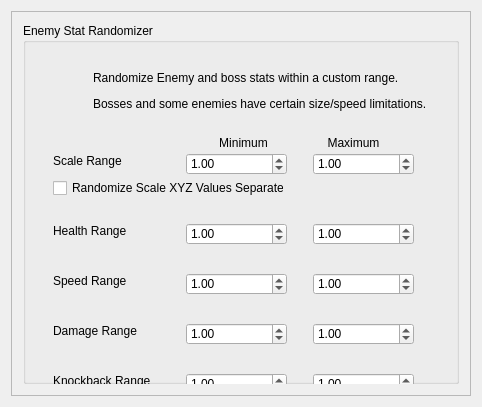
This is randovania/gui/ui_files/preset_prime_enemy_stat_randomizer.ui in randovania/randovania as Qt 5 draws it before an edit. The edited form follows.
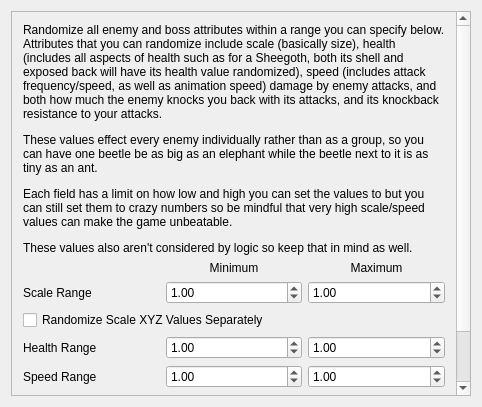
This is the edited form.

Commit message: Vastly updated the UI on the "Enemy Attributes" tab (changed from Enemy Stat Randomizer). Tab also placed to the left of the "Other" tab.

```diff
--- a/randovania/gui/ui_files/preset_prime_enemy_stat_randomizer.ui
+++ b/randovania/gui/ui_files/preset_prime_enemy_stat_randomizer.ui
@@ -20,8 +20,8 @@
      <height>16777215</height>
     </size>
    </property>
-   <layout class="QHBoxLayout" name="horizontalLayout">
-    <item>
+   <layout class="QGridLayout" name="gridLayout">
+    <item row="0" column="0">
      <widget class="QScrollArea" name="scroll_area">
       <property name="widgetResizable">
        <bool>true</bool>
@@ -31,8 +31,8 @@
         <rect>
          <x>0</x>
          <y>0</y>
-         <width>462</width>
-         <height>387</height>
+         <width>445</width>
+         <height>466</height>
         </rect>
        </property>
        <property name="sizePolicy">
@@ -41,21 +41,23 @@
          <verstretch>0</verstretch>
         </sizepolicy>
        </property>
-       <layout class="QVBoxLayout" name="verticalLayout">
-        <item>
-         <widget class="QGroupBox" name="enemy_stat_randomizerd">
-          <property name="title">
-           <string>Enemy Stat Randomizer</string>
+       <layout class="QGridLayout" name="gridLayout_2">
+        <item row="1" column="1">
+         <widget class="QLabel" name="minimum_label">
+          <property name="text">
+           <string>&lt;html&gt;&lt;head/&gt;&lt;body&gt;&lt;p align=&quot;center&quot;&gt;Minimum&lt;/p&gt;&lt;/body&gt;&lt;/html&gt;</string>
           </property>
+         </widget>
+        </item>
+        <item row="1" column="2">
+         <widget class="QLabel" name="maximum_label">
+          <property name="text">
+           <string>&lt;html&gt;&lt;head/&gt;&lt;body&gt;&lt;p align=&quot;center&quot;&gt;Maximum&lt;/p&gt;&lt;/body&gt;&lt;/html&gt;</string>
+          </property>
+         </widget>
+        </item>
+        <item row="2" column="0">
           <widget class="QLabel" name="scale_attribute_label">
-           <property name="geometry">
-            <rect>
-             <x>30</x>
-             <y>130</y>
-             <width>111</width>
-             <height>16</height>
-            </rect>
-           </property>
            <property name="maximumSize">
             <size>
              <width>167</width>
@@ -66,15 +68,9 @@
             <string>Scale Range</string>
            </property>
           </widget>
+        </item>
+        <item row="2" column="1">
           <widget class="QDoubleSpinBox" name="range_scale_low">
-           <property name="geometry">
-            <rect>
-             <x>163</x>
-             <y>130</y>
-             <width>101</width>
-             <height>22</height>
-            </rect>
-           </property>
            <property name="maximumSize">
             <size>
              <width>167</width>
@@ -94,31 +90,9 @@
             <double>1.000000000000000</double>
            </property>
           </widget>
-          <widget class="QLabel" name="enemy_stat_randomizer_description">
-           <property name="geometry">
-            <rect>
-             <x>70</x>
-             <y>30</y>
-             <width>351</width>
-             <height>76</height>
-            </rect>
-           </property>
-           <property name="text">
-            <string>&lt;html&gt;&lt;head/&gt;&lt;body&gt;&lt;p&gt;Randomize Enemy and boss stats within a custom range.&lt;/p&gt;&lt;p&gt;Bosses and some enemies have certain size/speed limitations.&lt;/p&gt;&lt;/body&gt;&lt;/html&gt;</string>
-           </property>
-           <property name="wordWrap">
-            <bool>true</bool>
-           </property>
-          </widget>
+        </item>
+        <item row="2" column="2">
           <widget class="QDoubleSpinBox" name="range_scale_high">
-           <property name="geometry">
-            <rect>
-             <x>290</x>
-             <y>130</y>
-             <width>101</width>
-             <height>22</height>
-            </rect>
-           </property>
            <property name="maximumSize">
             <size>
              <width>167</width>
@@ -138,43 +112,16 @@
             <double>1.000000000000000</double>
            </property>
           </widget>
-          <widget class="QDoubleSpinBox" name="range_health_low">
-           <property name="geometry">
-            <rect>
-             <x>163</x>
-             <y>200</y>
-             <width>101</width>
-             <height>22</height>
-            </rect>
-           </property>
-           <property name="maximumSize">
-            <size>
-             <width>167</width>
-             <height>16777215</height>
-            </size>
-           </property>
-           <property name="minimum">
-            <double>0.010000000000000</double>
-           </property>
-           <property name="maximum">
-            <double>1000.000000000000000</double>
-           </property>
-           <property name="singleStep">
-            <double>0.250000000000000</double>
-           </property>
-           <property name="value">
-            <double>1.000000000000000</double>
-           </property>
-          </widget>
+        </item>
+        <item row="3" column="0" colspan="2">
+         <widget class="QCheckBox" name="diff_xyz">
+          <property name="text">
+           <string>Randomize Scale XYZ Values Separately</string>
+          </property>
+         </widget>
+        </item>
+        <item row="4" column="0">
           <widget class="QLabel" name="health_attribute_label">
-           <property name="geometry">
-            <rect>
-             <x>30</x>
-             <y>200</y>
-             <width>111</width>
-             <height>16</height>
-            </rect>
-           </property>
            <property name="maximumSize">
             <size>
              <width>167</width>
@@ -185,15 +132,31 @@
             <string>Health Range</string>
            </property>
           </widget>
+        </item>
+        <item row="4" column="1">
+         <widget class="QDoubleSpinBox" name="range_health_low">
+          <property name="maximumSize">
+           <size>
+            <width>167</width>
+            <height>16777215</height>
+           </size>
+          </property>
+          <property name="minimum">
+           <double>0.010000000000000</double>
+          </property>
+          <property name="maximum">
+           <double>1000.000000000000000</double>
+          </property>
+          <property name="singleStep">
+           <double>0.250000000000000</double>
+          </property>
+          <property name="value">
+           <double>1.000000000000000</double>
+          </property>
+         </widget>
+        </item>
+        <item row="4" column="2">
           <widget class="QDoubleSpinBox" name="range_health_high">
-           <property name="geometry">
-            <rect>
-             <x>290</x>
-             <y>200</y>
-             <width>101</width>
-             <height>22</height>
-            </rect>
-           </property>
            <property name="maximumSize">
             <size>
              <width>167</width>
@@ -213,40 +176,9 @@
             <double>1.000000000000000</double>
            </property>
           </widget>
-          <widget class="QDoubleSpinBox" name="range_speed_low">
-           <property name="geometry">
-            <rect>
-             <x>163</x>
-             <y>250</y>
-             <width>101</width>
-             <height>22</height>
-            </rect>
-           </property>
-           <property name="maximumSize">
-            <size>
-             <width>167</width>
-             <height>16777215</height>
-            </size>
-           </property>
-           <property name="maximum">
-            <double>100.000000000000000</double>
-           </property>
-           <property name="singleStep">
-            <double>0.250000000000000</double>
-           </property>
-           <property name="value">
-            <double>1.000000000000000</double>
-           </property>
-          </widget>
+        </item>
+        <item row="5" column="0">
           <widget class="QLabel" name="speed_attribute_label">
-           <property name="geometry">
-            <rect>
-             <x>30</x>
-             <y>250</y>
-             <width>111</width>
-             <height>16</height>
-            </rect>
-           </property>
            <property name="maximumSize">
             <size>
              <width>167</width>
@@ -257,15 +189,28 @@
             <string>Speed Range</string>
            </property>
           </widget>
+        </item>
+        <item row="5" column="1">
+         <widget class="QDoubleSpinBox" name="range_speed_low">
+          <property name="maximumSize">
+           <size>
+            <width>167</width>
+            <height>16777215</height>
+           </size>
+          </property>
+          <property name="maximum">
+           <double>100.000000000000000</double>
+          </property>
+          <property name="singleStep">
+           <double>0.250000000000000</double>
+          </property>
+          <property name="value">
+           <double>1.000000000000000</double>
+          </property>
+         </widget>
+        </item>
+        <item row="5" column="2">
           <widget class="QDoubleSpinBox" name="range_speed_high">
-           <property name="geometry">
-            <rect>
-             <x>290</x>
-             <y>250</y>
-             <width>101</width>
-             <height>22</height>
-            </rect>
-           </property>
            <property name="maximumSize">
             <size>
              <width>167</width>
@@ -282,40 +227,9 @@
             <double>1.000000000000000</double>
            </property>
           </widget>
-          <widget class="QDoubleSpinBox" name="range_damage_low">
-           <property name="geometry">
-            <rect>
-             <x>163</x>
-             <y>300</y>
-             <width>101</width>
-             <height>22</height>
-            </rect>
-           </property>
-           <property name="maximumSize">
-            <size>
-             <width>167</width>
-             <height>16777215</height>
-            </size>
-           </property>
-           <property name="maximum">
-            <double>1000.000000000000000</double>
-           </property>
-           <property name="singleStep">
-            <double>0.250000000000000</double>
-           </property>
-           <property name="value">
-            <double>1.000000000000000</double>
-           </property>
-          </widget>
+        </item>
+        <item row="6" column="0">
           <widget class="QLabel" name="damage_attribute_label">
-           <property name="geometry">
-            <rect>
-             <x>30</x>
-             <y>300</y>
-             <width>111</width>
-             <height>16</height>
-            </rect>
-           </property>
            <property name="maximumSize">
             <size>
              <width>167</width>
@@ -326,15 +240,28 @@
             <string>Damage Range</string>
            </property>
           </widget>
+        </item>
+        <item row="6" column="1">
+         <widget class="QDoubleSpinBox" name="range_damage_low">
+          <property name="maximumSize">
+           <size>
+            <width>167</width>
+            <height>16777215</height>
+           </size>
+          </property>
+          <property name="maximum">
+           <double>1000.000000000000000</double>
+          </property>
+          <property name="singleStep">
+           <double>0.250000000000000</double>
+          </property>
+          <property name="value">
+           <double>1.000000000000000</double>
+          </property>
+         </widget>
+        </item>
+        <item row="6" column="2">
           <widget class="QDoubleSpinBox" name="range_damage_high">
-           <property name="geometry">
-            <rect>
-             <x>290</x>
-             <y>300</y>
-             <width>101</width>
-             <height>22</height>
-            </rect>
-           </property>
            <property name="maximumSize">
             <size>
              <width>167</width>
@@ -351,40 +278,9 @@
             <double>1.000000000000000</double>
            </property>
           </widget>
-          <widget class="QDoubleSpinBox" name="range_knockback_low">
-           <property name="geometry">
-            <rect>
-             <x>163</x>
-             <y>350</y>
-             <width>101</width>
-             <height>22</height>
-            </rect>
-           </property>
-           <property name="maximumSize">
-            <size>
-             <width>167</width>
-             <height>16777215</height>
-            </size>
-           </property>
-           <property name="maximum">
-            <double>1000.000000000000000</double>
-           </property>
-           <property name="singleStep">
-            <double>0.250000000000000</double>
-           </property>
-           <property name="value">
-            <double>1.000000000000000</double>
-           </property>
-          </widget>
+        </item>
+        <item row="7" column="0">
           <widget class="QLabel" name="knockback_attribute_label">
-           <property name="geometry">
-            <rect>
-             <x>30</x>
-             <y>350</y>
-             <width>111</width>
-             <height>16</height>
-            </rect>
-           </property>
            <property name="maximumSize">
             <size>
              <width>167</width>
@@ -395,15 +291,28 @@
             <string>Knockback Range</string>
            </property>
           </widget>
+        </item>
+        <item row="7" column="1">
+         <widget class="QDoubleSpinBox" name="range_knockback_low">
+          <property name="maximumSize">
+           <size>
+            <width>167</width>
+            <height>16777215</height>
+           </size>
+          </property>
+          <property name="maximum">
+           <double>1000.000000000000000</double>
+          </property>
+          <property name="singleStep">
+           <double>0.250000000000000</double>
+          </property>
+          <property name="value">
+           <double>1.000000000000000</double>
+          </property>
+         </widget>
+        </item>
+        <item row="7" column="2">
           <widget class="QDoubleSpinBox" name="range_knockback_high">
-           <property name="geometry">
-            <rect>
-             <x>290</x>
-             <y>350</y>
-             <width>101</width>
-             <height>22</height>
-            </rect>
-           </property>
            <property name="maximumSize">
             <size>
              <width>167</width>
@@ -420,45 +329,15 @@
             <double>1.000000000000000</double>
            </property>
           </widget>
-          <widget class="QLabel" name="minimum_label">
-           <property name="geometry">
-            <rect>
-             <x>180</x>
-             <y>110</y>
-             <width>81</width>
-             <height>20</height>
-            </rect>
-           </property>
+        </item>
+        <item row="0" column="0" colspan="3">
+         <widget class="QLabel" name="enemy_stat_randomizer_description">
            <property name="text">
-            <string>&lt;html&gt;&lt;head/&gt;&lt;body&gt;&lt;p align=&quot;center&quot;&gt;Minimum&lt;/p&gt;&lt;/body&gt;&lt;/html&gt;</string>
-           </property>
-          </widget>
-          <widget class="QLabel" name="maximum_label">
-           <property name="geometry">
-            <rect>
-             <x>290</x>
-             <y>110</y>
-             <width>81</width>
-             <height>20</height>
-            </rect>
-           </property>
-           <property name="text">
-            <string>&lt;html&gt;&lt;head/&gt;&lt;body&gt;&lt;p align=&quot;center&quot;&gt;Maximum&lt;/p&gt;&lt;/body&gt;&lt;/html&gt;</string>
-           </property>
-          </widget>
-          <widget class="QCheckBox" name="diff_xyz">
-           <property name="geometry">
-            <rect>
-             <x>30</x>
-             <y>155</y>
-             <width>231</width>
-             <height>20</height>
-            </rect>
-           </property>
-           <property name="text">
-            <string>Randomize Scale XYZ Values Separately</string>
-           </property>
-          </widget>
+           <string>&lt;html&gt;&lt;head/&gt;&lt;body&gt;&lt;p&gt;Randomize all enemy and boss attributes within a range you can specify below. Attributes that you can randomize include scale (basically size), health (includes all aspects of health such as for a Sheegoth, both its shell and exposed back will have its health value randomized), speed (includes attack frequency/speed, as well as animation speed) damage by enemy attacks, and both how much the enemy knocks you back with its attacks, and its knockback resistance to your attacks.&lt;/p&gt;&lt;p&gt;These values effect every enemy individually rather than as a group, so you can have one beetle be as big as an elephant while the beetle next to it is as tiny as an ant.&lt;/p&gt;&lt;p&gt;Each field has a limit on how low and high you can set the values to but you can still set them to crazy numbers so be mindful that very high scale/speed values can make the game unbeatable.&lt;/p&gt;&lt;p&gt;These values also aren't considered by logic so keep that in mind as well.&lt;/p&gt;&lt;/body&gt;&lt;/html&gt;</string>
+          </property>
+          <property name="wordWrap">
+           <bool>true</bool>
+          </property>
          </widget>
         </item>
        </layout>
```
Lines whose indentation alone changed are shown as unchanged. The commit also changes 2 other files.
